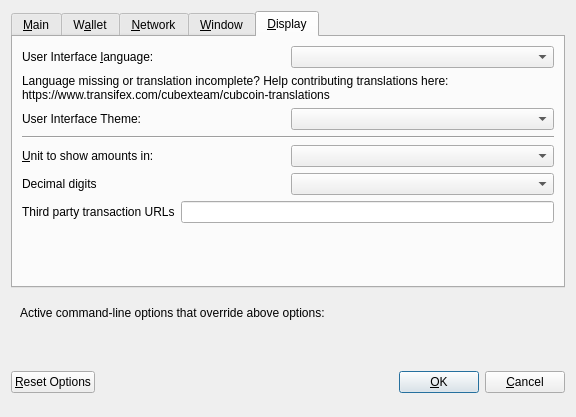
Old version of the form src/qt/forms/optionsdialog.ui in the repository Visco33/test.
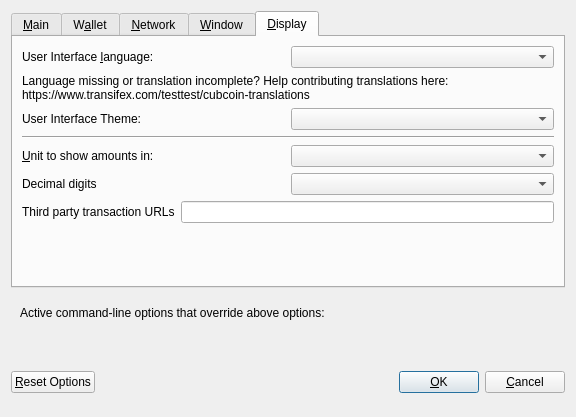
New version of the form. The open tabs and pages were chosen to show the change. Custom widgets are drawn as their Qt base class.

Patch:
```diff
--- a/src/qt/forms/optionsdialog.ui
+++ b/src/qt/forms/optionsdialog.ui
@@ -476,7 +476,7 @@
          </property>
          <property name="text">
           <string>Language missing or translation incomplete? Help contributing translations here:
-https://www.transifex.com/cubexteam/cubcoin-translations</string>
+https://www.transifex.com/testtest/cubcoin-translations</string>
          </property>
          <property name="wordWrap">
           <bool>true</bool>
```
